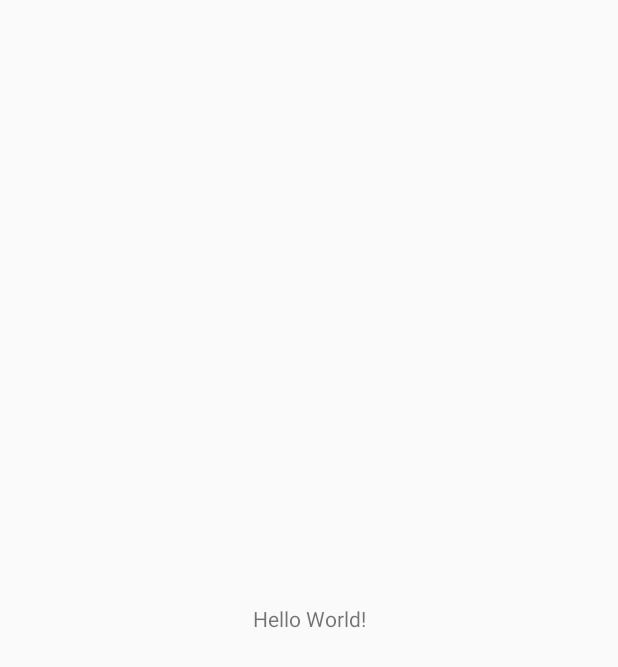
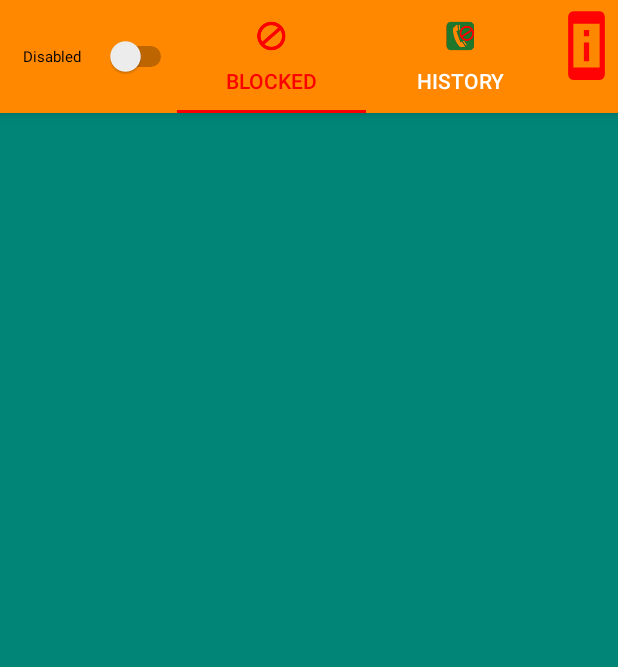
Before and after one commit to 1993Atikur/Call-Blocker, an Android app: the screen it shows after launch (MainActivity), on a phone screen of 412 x 824 dp. Before the commit the part shown is almost empty. Shown: the top 667 px of the screen. Run offline under Robolectric (Android 15) with nearby library versions, the phone set to English and light mode, and no system bars.

```diff
--- /dev/null
+++ b/app/src/main/java/Adapters/PagerAdapter.java
@@ -0,0 +1,52 @@
+package Adapters;
+
+import android.content.Context;
+import android.support.annotation.Nullable;
+import android.support.v4.app.Fragment;
+import android.support.v4.app.FragmentManager;
+import android.support.v4.app.FragmentStatePagerAdapter;
+
+import java.util.ArrayList;
+
+import Tabs.BlockList;
+import Tabs.History;
+
+public class PagerAdapter extends FragmentStatePagerAdapter {
+
+    int numberoftabs;
+    Context context;
+    ArrayList<String>Title=new ArrayList<>();
+    ArrayList<Fragment>uFragment=new ArrayList<>();
+
+
+    public PagerAdapter(FragmentManager fragmentManager) {
+        super(fragmentManager);
+
+
+
+    }
+
+    public void AddTab(Fragment fragment,String title){
+        Title.add(title);
+        uFragment.add(fragment);
+
+
+    }
+    @Override
+    public Fragment getItem(int i) {
+        return  uFragment.get(i);
+
+    }
+
+    @Override
+    public int getCount() {
+        return uFragment.size();
+    }
+
+    @Nullable
+    @Override
+    public CharSequence getPageTitle(int position) {
+        return Title.get(position);
+    }
+
+}
--- /dev/null
+++ b/app/src/main/java/Tabs/BlockList.java
@@ -0,0 +1,29 @@
+package Tabs;
+
+import android.annotation.SuppressLint;
+import android.content.Context;
+import android.os.Bundle;
+import android.support.annotation.NonNull;
+import android.support.annotation.Nullable;
+import android.support.v4.app.Fragment;
+import android.view.LayoutInflater;
+import android.view.View;
+import android.view.ViewGroup;
+
+import spark.loop.callblocker.R;
+
+
+@SuppressLint("ValidFragment")
+public class BlockList extends Fragment {
+    View view;
+    public BlockList(Context context) {
+
+    }
+
+    @Nullable
+    @Override
+    public View onCreateView(@NonNull LayoutInflater inflater, @Nullable ViewGroup container, @Nullable Bundle savedInstanceState) {
+        view=inflater.inflate(R.layout.blocklist,container,false);
+        return view;
+    }
+}
--- /dev/null
+++ b/app/src/main/java/Tabs/History.java
@@ -0,0 +1,28 @@
+package Tabs;
+
+import android.annotation.SuppressLint;
+import android.content.Context;
+import android.os.Bundle;
+import android.support.annotation.NonNull;
+import android.support.annotation.Nullable;
+import android.support.v4.app.Fragment;
+import android.view.LayoutInflater;
+import android.view.View;
+import android.view.ViewGroup;
+
+import spark.loop.callblocker.R;
+
+@SuppressLint("ValidFragment")
+public class History extends Fragment {
+View view;
+    public History(Context context) {
+
+    }
+
+    @Nullable
+    @Override
+    public View onCreateView(@NonNull LayoutInflater inflater, @Nullable ViewGroup container, @Nullable Bundle savedInstanceState) {
+       view=inflater.inflate(R.layout.history,container,false);
+       return view;
+    }
+}
--- a/app/src/main/java/spark/loop/callblocker/MainActivity.java
+++ b/app/src/main/java/spark/loop/callblocker/MainActivity.java
@@ -1,13 +1,56 @@
 package spark.loop.callblocker;
 
+import android.content.Intent;
+import android.support.design.widget.TabLayout;
+import android.support.v4.view.ViewPager;
 import android.support.v7.app.AppCompatActivity;
 import android.os.Bundle;
+import android.widget.CompoundButton;
+import android.widget.Switch;
+import Adapters.PagerAdapter;
+import Tabs.BlockList;
+import Tabs.History;
 
 public class MainActivity extends AppCompatActivity {
+    Switch switchButton;
+    TabLayout tabLayout;
+    ViewPager viewPager;
 
     @Override
     protected void onCreate(Bundle savedInstanceState) {
         super.onCreate(savedInstanceState);
         setContentView(R.layout.activity_main);
+        switchButton=findViewById(R.id.switchbutton);
+        tabLayout=findViewById(R.id.tablayout);
+        viewPager=findViewById(R.id.viewPager);
+
+        PagerAdapter pagerAdapter=new PagerAdapter(getSupportFragmentManager());
+        pagerAdapter.AddTab(new BlockList(MainActivity.this),"Blocked");
+        pagerAdapter.AddTab(new History(MainActivity.this),"History");
+        viewPager.setAdapter(pagerAdapter);
+        tabLayout.setupWithViewPager(viewPager);
+        tabLayout.getTabAt(0).setIcon(R.drawable.block);
+        tabLayout.getTabAt(1).setIcon(R.drawable.history);
+
+
+
+
+
+      //  startService(new Intent(MainActivity.this,BlockerService.class));
+        switchButton.setChecked(false);
+        switchButton.setText("Disabled");
+        switchButton.setOnCheckedChangeListener(new CompoundButton.OnCheckedChangeListener() {
+            @Override
+            public void onCheckedChanged(CompoundButton buttonView, boolean isChecked) {
+                if (isChecked){
+                    buttonView.setText("Enabled");
+
+                }else {
+                    buttonView.setText("Disabled");
+
+                }
+            }
+        });
+
     }
 }
--- /dev/null
+++ b/app/src/main/res/drawable/infos.xml
@@ -0,0 +1,5 @@
+<vector android:height="24dp" android:tint="#FF0203"
+    android:viewportHeight="24.0" android:viewportWidth="24.0"
+    android:width="24dp" xmlns:android="http://schemas.android.com/apk/res/android">
+    <path android:fillColor="#FF000000" android:pathData="M13,7h-2v2h2L13,7zM13,11h-2v6h2v-6zM17,1.01L7,1c-1.1,0 -2,0.9 -2,2v18c0,1.1 0.9,2 2,2h10c1.1,0 2,-0.9 2,-2L19,3c0,-1.1 -0.9,-1.99 -2,-1.99zM17,19L7,19L7,5h10v14z"/>
+</vector>
--- a/app/src/main/res/layout/activity_main.xml
+++ b/app/src/main/res/layout/activity_main.xml
@@ -1,18 +1,90 @@
 <?xml version="1.0" encoding="utf-8"?>
-<android.support.constraint.ConstraintLayout xmlns:android="http://schemas.android.com/apk/res/android"
+<LinearLayout xmlns:android="http://schemas.android.com/apk/res/android"
     xmlns:app="http://schemas.android.com/apk/res-auto"
     xmlns:tools="http://schemas.android.com/tools"
     android:layout_width="match_parent"
     android:layout_height="match_parent"
-    tools:context=".MainActivity">
+    tools:context=".MainActivity"
+    android:orientation="vertical"
+    android:weightSum="11"
+    >
 
-    <TextView
-        android:layout_width="wrap_content"
-        android:layout_height="wrap_content"
-        android:text="Hello World!"
-        app:layout_constraintBottom_toBottomOf="parent"
-        app:layout_constraintLeft_toLeftOf="parent"
-        app:layout_constraintRight_toRightOf="parent"
-        app:layout_constraintTop_toTopOf="parent" />
 
-</android.support.constraint.ConstraintLayout>
+        <LinearLayout
+
+            android:elevation="5dp"
+            android:layout_weight="10"
+            android:layout_width="match_parent"
+            android:layout_height="match_parent"
+            android:orientation="horizontal"
+            android:weightSum="14"
+            android:background="@android:color/holo_orange_dark"
+            >
+                <Switch
+                    android:gravity="center"
+                    android:layout_weight="10"
+                    android:textSize="10dp"
+                    android:text="Disable"
+                    android:id="@+id/switchbutton"
+                    android:layout_width="match_parent"
+                    android:layout_height="match_parent" />
+                <LinearLayout
+                    android:orientation="horizontal"
+                    android:layout_weight="4"
+                    android:layout_width="match_parent"
+                    android:layout_height="match_parent"
+                    android:weightSum="14"
+                    >
+                    <android.support.design.widget.TabLayout
+                            android:layout_weight="2"
+                            android:layout_width="match_parent"
+                            android:layout_height="match_parent"
+                            app:tabMode="fixed"
+                            app:tabIconTintMode="multiply"
+                            android:id="@+id/tablayout"
+                            app:tabGravity="fill"
+                            app:tabIndicatorColor="@color/red"
+                            app:tabTextColor="@android:color/white"
+                            app:tabSelectedTextColor="@color/red"
+
+
+                            />
+                    <LinearLayout
+                        android:layout_weight="12"
+                        android:layout_width="match_parent"
+                        android:layout_height="match_parent"
+                        android:paddingTop="5dp"
+                        android:paddingBottom="20dp"
+                        >
+                        <Button
+                            android:background="@drawable/infos"
+                            android:layout_width="match_parent"
+                            android:layout_height="match_parent"
+
+
+                            />
+
+                    </LinearLayout>
+
+
+
+                </LinearLayout>
+
+
+
+
+
+
+        </LinearLayout>
+
+
+        <android.support.v4.view.ViewPager
+            android:layout_weight="1"
+            android:layout_height="match_parent"
+            android:layout_width="match_parent"
+            android:id="@+id/viewPager"
+
+            />
+
+
+ </LinearLayout>
--- /dev/null
+++ b/app/src/main/res/layout/blocklist.xml
@@ -0,0 +1,8 @@
+<?xml version="1.0" encoding="utf-8"?>
+<LinearLayout xmlns:android="http://schemas.android.com/apk/res/android"
+    android:orientation="vertical" android:layout_width="match_parent"
+    android:layout_height="match_parent"
+    android:background="@color/colorPrimary"
+    >
+
+</LinearLayout>
--- /dev/null
+++ b/app/src/main/res/layout/history.xml
@@ -0,0 +1,6 @@
+<?xml version="1.0" encoding="utf-8"?>
+<LinearLayout xmlns:android="http://schemas.android.com/apk/res/android"
+    android:orientation="vertical" android:layout_width="match_parent"
+    android:layout_height="match_parent">
+
+</LinearLayout>
--- a/app/src/main/res/values/colors.xml
+++ b/app/src/main/res/values/colors.xml
@@ -2,5 +2,6 @@
 <resources>
     <color name="colorPrimary">#008577</color>
     <color name="colorPrimaryDark">#00574B</color>
-    <color name="colorAccent">#D81B60</color>
+    <color name="colorAccent">#008000</color>
+    <color name="red">#FC0000</color>
 </resources>
--- a/app/src/main/res/values/styles.xml
+++ b/app/src/main/res/values/styles.xml
@@ -6,6 +6,7 @@
         <item name="colorPrimary">@color/colorPrimary</item>
         <item name="colorPrimaryDark">@color/colorPrimaryDark</item>
         <item name="colorAccent">@color/colorAccent</item>
+        <item name="android:windowFullscreen">true</item>
     </style>
 
 </resources>
```
Also changed, not shown: app/build.gradle (+5 -3 lines), app/src/main/AndroidManifest.xml (+7 -1 lines), app/src/main/java/spark/loop/callblocker/BlockerService.java (added, +104 -0 lines), app/src/main/res/drawable/info.xml (added, +7 -0 lines), app/src/main/res/drawable/block.png (added), app/src/main/res/drawable/history.png (added), 1639 other files.
